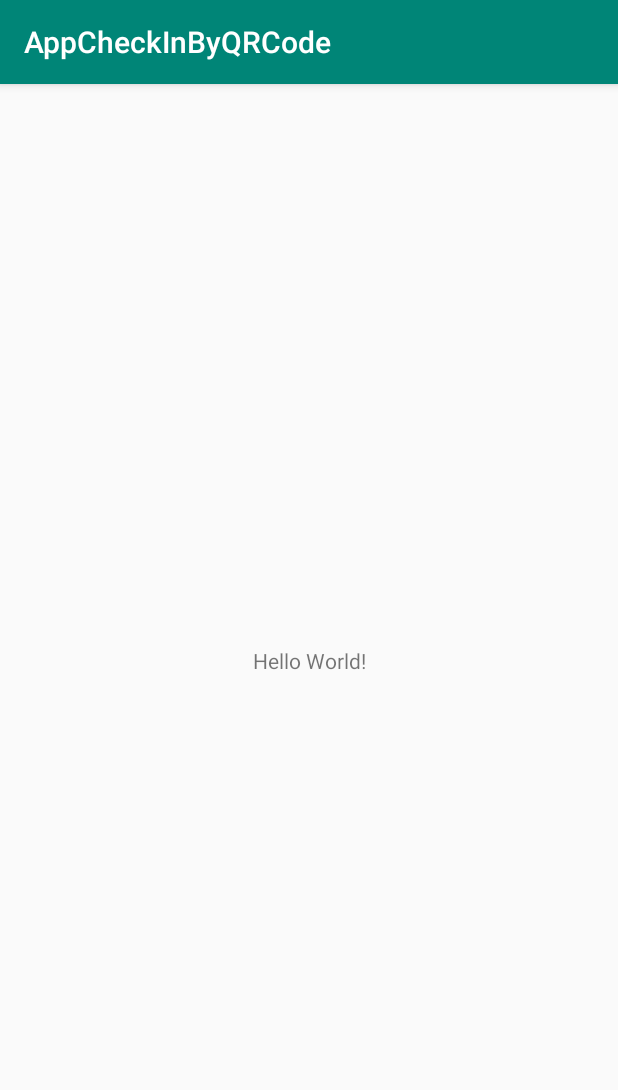
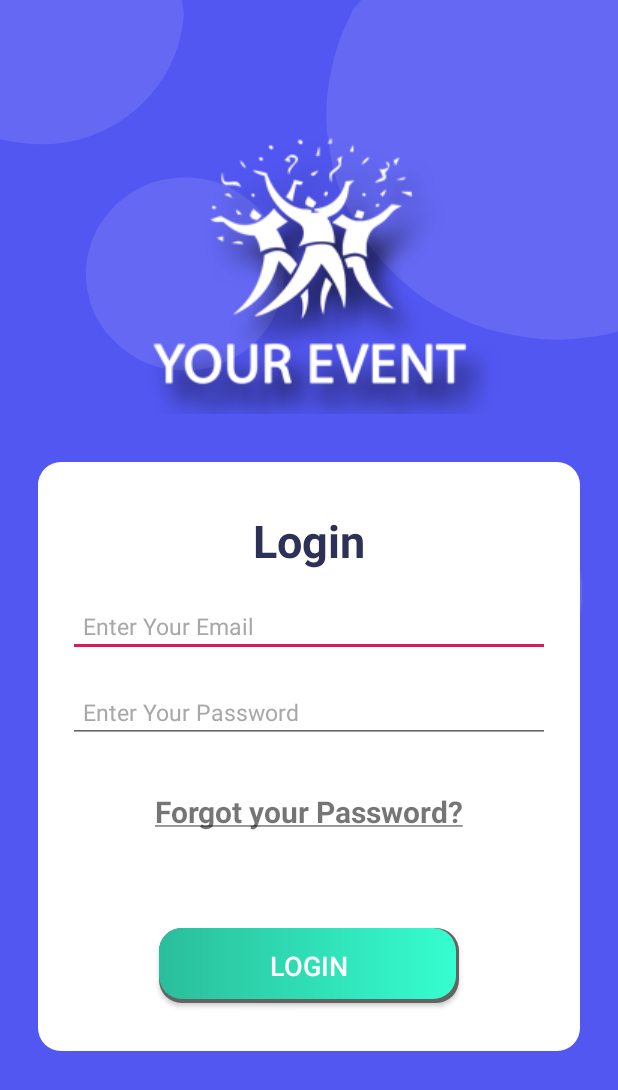
Before and after one commit to truyenle16398/AppCheckInByQRCode, an Android app: the screen it shows after launch (MainActivity), on a phone screen of 412 x 824 dp. Shown: the top 1090 px of the screen. Run offline under Robolectric (Android 15) with nearby library versions, the phone set to English and light mode, and no system bars.

Commit message:
Add Login Activity

```diff
--- /dev/null
+++ b/app/src/main/res/drawable/box_bg.xml
@@ -0,0 +1,16 @@
+<?xml version="1.0" encoding="utf-8"?>
+<selector xmlns:android="http://schemas.android.com/apk/res/android">
+    <item android:right="2dp" android:bottom="3dp">
+        <shape
+            android:shape="rectangle">
+            <solid android:color="#FFFFFF"/>
+            <corners
+                android:radius="5dp"
+                android:bottomLeftRadius="15dp"
+                android:bottomRightRadius="15dp"
+                android:topLeftRadius="15dp"
+                android:topRightRadius="15dp"
+                />
+        </shape>
+    </item>
+</selector>
--- /dev/null
+++ b/app/src/main/res/drawable/buttonlogin.xml
@@ -0,0 +1,33 @@
+<?xml version="1.0" encoding="utf-8"?>
+<layer-list xmlns:android="http://schemas.android.com/apk/res/android">
+    <item >
+        <shape
+            android:shape="rectangle">
+            <solid android:color="#636363" />
+            <corners
+                android:radius="5dp"
+                android:bottomLeftRadius="15dp"
+                android:bottomRightRadius="15dp"
+                android:topLeftRadius="15dp"
+                android:topRightRadius="15dp"
+                />
+        </shape>
+    </item>
+    <item android:right="2dp" android:bottom="3dp">
+        <shape
+            android:shape="rectangle">
+            <gradient
+                android:startColor="#2abe9b"
+                android:endColor="#35fecf"
+                />
+            <corners
+                android:radius="5dp"
+                android:bottomLeftRadius="15dp"
+                android:bottomRightRadius="15dp"
+                android:topLeftRadius="15dp"
+                android:topRightRadius="15dp"
+                />
+        </shape>
+    </item>
+
+</layer-list>
--- a/app/src/main/res/layout/activity_main.xml
+++ b/app/src/main/res/layout/activity_main.xml
@@ -1,18 +1,105 @@
 <?xml version="1.0" encoding="utf-8"?>
-<androidx.constraintlayout.widget.ConstraintLayout xmlns:android="http://schemas.android.com/apk/res/android"
-    xmlns:app="http://schemas.android.com/apk/res-auto"
+    <LinearLayout
+    xmlns:android="http://schemas.android.com/apk/res/android"
             xmlns:tools="http://schemas.android.com/tools"
             android:layout_width="match_parent"
             android:layout_height="match_parent"
-    tools:context=".MainActivity">
+            android:orientation="vertical"
+            android:background="@drawable/background"
+            tools:context="com.example.appcheckinbyqrcode.MainActivity">
 
+        <LinearLayout
+            android:gravity="center|top"
+            android:orientation="vertical"
+            android:layout_width="match_parent"
+            android:layout_height="match_parent">
+
+            <ImageView
+                android:layout_width="wrap_content"
+                android:layout_height="wrap_content"
+                android:layout_marginTop="72dp"
+                android:background="@drawable/logo" />
+
+            <LinearLayout
+                android:layout_width="match_parent"
+                android:layout_height="wrap_content"
+                android:layout_marginLeft="25dp"
+                android:layout_marginRight="25dp"
+                android:layout_marginBottom="60dp"
+                android:background="@drawable/box_bg"
+                android:orientation="vertical"
+                android:gravity="center|top"
+                android:layout_gravity="center"
+                android:layout_marginTop="32dp"
+                >
                 <TextView
                     android:layout_width="wrap_content"
                     android:layout_height="wrap_content"
-        android:text="Hello World!"
-        app:layout_constraintBottom_toBottomOf="parent"
-        app:layout_constraintLeft_toLeftOf="parent"
-        app:layout_constraintRight_toRightOf="parent"
-        app:layout_constraintTop_toTopOf="parent" />
+                    android:layout_marginTop="32dp"
+                    android:text="Login"
+                    android:textSize="30dp"
+                    android:textStyle="bold"
+                    android:textColor="#2d3057"/>
 
-</androidx.constraintlayout.widget.ConstraintLayout>
+                <EditText
+                    android:id="@+id/inputEmail"
+                    android:layout_width="match_parent"
+                    android:layout_height="wrap_content"
+                    android:padding="10dp"
+                    android:layout_marginLeft="20dp"
+                    android:layout_marginRight="20dp"
+                    android:layout_marginTop="16dp"
+                    android:ems="10"
+                    android:inputType="textEmailAddress"
+                    android:hint="Enter Your Email"
+                    android:textSize="15dp"
+                    android:textColorHint="#a8a8a8"
+                    />
+
+                <EditText
+                    android:id="@+id/inputPass"
+                    android:layout_width="match_parent"
+                    android:layout_height="wrap_content"
+                    android:padding="10dp"
+                    android:layout_marginLeft="20dp"
+                    android:layout_marginRight="20dp"
+                    android:layout_marginTop="16dp"
+                    android:ems="10"
+                    android:inputType="textPassword"
+                    android:hint="Enter Your Password"
+                    android:textSize="15dp"
+                    android:textColorHint="#a8a8a8"
+                    />
+                <TextView
+                    android:layout_width="wrap_content"
+                    android:layout_height="wrap_content"
+                    android:layout_marginStart="16dp"
+                    android:layout_marginLeft="16dp"
+                    android:layout_marginEnd="16dp"
+                    android:layout_marginRight="16dp"
+                    android:layout_marginBottom="32dp"
+                    android:layout_marginTop="32dp"
+                    android:clickable="true"
+                    android:text="@string/my_string_value"
+                    android:textStyle="bold"
+                    android:textSize="20dp"
+                    />
+
+                <Button
+                    android:id="@+id/btnLogin"
+                    android:layout_width="200dp"
+                    android:layout_height="50dp"
+                    android:layout_gravity="center"
+                    android:layout_marginTop="32dp"
+                    android:layout_marginBottom="32dp"
+                    android:background="@drawable/buttonlogin"
+                    android:text="Login"
+                    android:textColor="#FFFFFF"
+                    android:textSize="18sp" />
+            </LinearLayout>
+
+
+
+        </LinearLayout>
+
+</LinearLayout>
--- a/app/src/main/res/values/colors.xml
+++ b/app/src/main/res/values/colors.xml
@@ -1,6 +1,6 @@
 <?xml version="1.0" encoding="utf-8"?>
 <resources>
     <color name="colorPrimary">#008577</color>
-    <color name="colorPrimaryDark">#00574B</color>
+    <color name="colorPrimaryDark">#5257f2</color>
     <color name="colorAccent">#D81B60</color>
 </resources>
--- a/app/src/main/res/values/strings.xml
+++ b/app/src/main/res/values/strings.xml
@@ -1,3 +1,4 @@
 <resources>
     <string name="app_name">AppCheckInByQRCode</string>
+    <string name="my_string_value"><u>Forgot your Password?</u></string>
 </resources>
--- a/app/src/main/res/values/styles.xml
+++ b/app/src/main/res/values/styles.xml
@@ -1,7 +1,7 @@
 <resources>
 
     <!-- Base application theme. -->
-    <style name="AppTheme" parent="Theme.AppCompat.Light.DarkActionBar">
+    <style name="AppTheme" parent="Theme.AppCompat.Light.NoActionBar">
         <!-- Customize your theme here. -->
         <item name="colorPrimary">@color/colorPrimary</item>
         <item name="colorPrimaryDark">@color/colorPrimaryDark</item>
```
Also changed, not shown: app/src/main/res/drawable/background.png (added), app/src/main/res/drawable/logo.png (added). Lines whose indentation alone changed are shown as unchanged.
